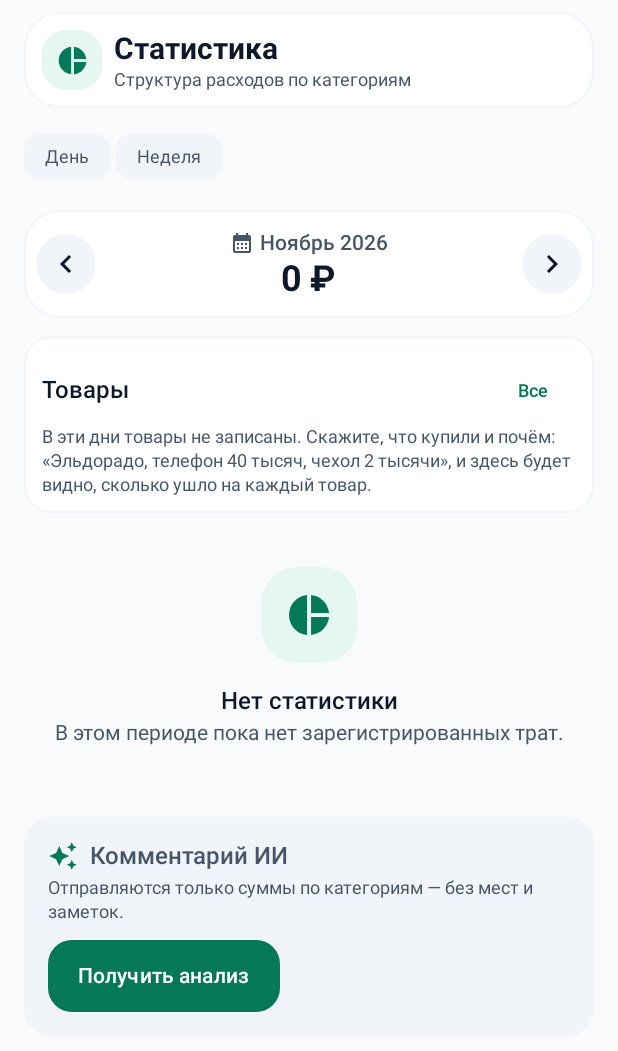
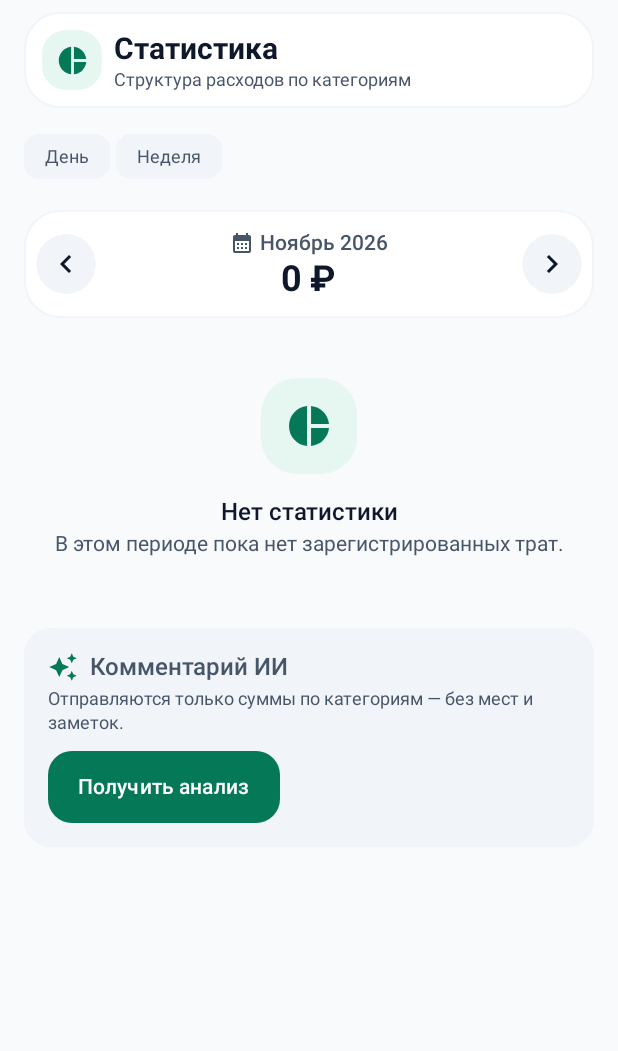
Before and after one commit to Benbok/traty, an Android app built with Jetpack Compose: the composable StatsScreen shown on its own in the app's theme, on a phone screen of 412 x 824 dp. Shown: the top 1051 px of the screen. Run offline under Robolectric (Android 15) with nearby library versions, the phone set to English and light mode, and no system bars; our stand-ins replace Room's generated code; libraries missing offline, so code that uses them is left out: androidx.glance, androidx.glance.appwidget; 15 statements that could not run were skipped.

Commit message:
Статистика: убрана карточка товаров и лишний переход, исправлены ключи истории

```diff
--- a/app/src/main/java/ru/my/traty/ui/TratyRoot.kt
+++ b/app/src/main/java/ru/my/traty/ui/TratyRoot.kt
@@ -61,9 +61,7 @@ import ru.my.traty.ui.settings.AiSettingsScreen
 import ru.my.traty.ui.settings.RulesScreen
 import ru.my.traty.ui.settings.SettingsScreen
 import ru.my.traty.ui.stats.StatsScreen
-import ru.my.traty.ui.items.ItemsScreen
 import ru.my.traty.ui.receipt.ReceiptOverlay
-import java.time.LocalDate
 
 /**
  * Корневой контейнер приложения Traty с нижней навигацией: Траты, Графики, Статистика, ИИ, Настройки.
@@ -86,8 +84,6 @@ fun TratyRoot(vm: MainViewModel = viewModel()) {
     var showWeekly by rememberSaveable { mutableStateOf(false) }
     var showAiSettings by rememberSaveable { mutableStateOf(false) }
     var showFeedback by rememberSaveable { mutableStateOf(false) }
-    // Даты экрана «Товары» (из «Статистики»); null — экран закрыт
-    var itemsWindow by rememberSaveable { mutableStateOf<Pair<LocalDate, LocalDate>?>(null) }
     // null - экран сверки закрыт
     var reconcileMode by rememberSaveable { mutableStateOf<ReconcileMode?>(null) }
     val snackbar = remember { SnackbarHostState() }
@@ -198,7 +194,6 @@ fun TratyRoot(vm: MainViewModel = viewModel()) {
                         onOpenBudget = { showBudget = true },
                         onOpenDebts = { showDebtsList = true },
                         onOpenDebt = { selectedDebtId = it },
-                        onOpenItems = { from, to -> itemsWindow = from to to },
                     )
                     TratyNavTab.ASSISTANT -> AssistantScreen(
                         onOpenBudget = { showBudget = true },
@@ -264,12 +259,6 @@ fun TratyRoot(vm: MainViewModel = viewModel()) {
         if (showAiSettings) {
             Surface(Modifier.fillMaxSize(), color = TratyTheme.colors.background) {
                 AiSettingsScreen(vm = vm, onBack = { showAiSettings = false })
-            }
-        }
-
-        itemsWindow?.let { (from, to) ->
-            Surface(Modifier.fillMaxSize(), color = TratyTheme.colors.background) {
-                ItemsScreen(from = from, to = to, onBack = { itemsWindow = null })
             }
         }
 
--- a/app/src/main/java/ru/my/traty/ui/items/ItemHistorySheet.kt
+++ b/app/src/main/java/ru/my/traty/ui/items/ItemHistorySheet.kt
@@ -46,7 +46,8 @@ internal fun ItemHistorySheet(product: ProductTotal, history: List<ItemSale>, on
             contentPadding = PaddingValues(TratyTheme.spacing.lg),
             verticalArrangement = Arrangement.spacedBy(TratyTheme.spacing.sm),
         ) {
-            items(history, key = { "${it.expenseId}-${it.name}-${it.priceKopecks}" }) { sale -> HistoryRow(sale) }
+            // Одинаковые позиции одного чека — отдельные строки. Их имена и цены не являются уникальным ключом.
+            items(history) { sale -> HistoryRow(sale) }
         }
     }
 }
--- a/app/src/main/java/ru/my/traty/ui/stats/ItemsOverviewCard.kt
+++ /dev/null
@@ -1,72 +0,0 @@
-package ru.my.traty.ui.stats
-
-import androidx.compose.foundation.layout.Column
-import androidx.compose.foundation.layout.Row
-import androidx.compose.foundation.layout.fillMaxWidth
-import androidx.compose.foundation.layout.padding
-import androidx.compose.foundation.lazy.LazyListScope
-import androidx.compose.material3.Text
-import androidx.compose.runtime.Composable
-import androidx.compose.runtime.LaunchedEffect
-import androidx.compose.runtime.getValue
-import androidx.compose.ui.Alignment
-import androidx.compose.ui.Modifier
-import androidx.compose.ui.text.font.FontWeight
-import androidx.lifecycle.compose.collectAsStateWithLifecycle
-import ru.my.traty.ui.designsystem.components.TratyCard
-import ru.my.traty.ui.designsystem.components.TratyTextButton
-import ru.my.traty.ui.designsystem.theme.TratyTheme
-import ru.my.traty.ui.formatRub
-import ru.my.traty.ui.items.ItemsState
-import ru.my.traty.ui.items.ItemsViewModel
-import ru.my.traty.ui.items.ProductRow
-import java.time.LocalDate
-
-private const val TOP_PRODUCTS = 3
-
-/** Карточка «Товары» в «Статистике»: на что ушло больше всего за те же даты, что и вся статистика. */
-internal fun LazyListScope.itemsOverviewItem(vm: ItemsViewModel, from: LocalDate, to: LocalDate, onOpen: () -> Unit) {
-    item(key = "items", contentType = "items") {
-        LaunchedEffect(from, to) { vm.setWindow(from, to) }
-        val state by vm.state.collectAsStateWithLifecycle()
-        ItemsOverviewCard(state, onOpen)
-    }
-}
-
-@Composable
-private fun ItemsOverviewCard(state: ItemsState, onOpen: () -> Unit) {
-    TratyCard(
-        modifier = Modifier
-            .fillMaxWidth()
-            .padding(horizontal = TratyTheme.spacing.lg, vertical = TratyTheme.spacing.xs),
-        onClick = onOpen,
-    ) {
-        Column(Modifier.padding(vertical = TratyTheme.spacing.md)) {
-            Row(Modifier.fillMaxWidth().padding(horizontal = TratyTheme.spacing.md), verticalAlignment = Alignment.CenterVertically) {
-                Column(Modifier.weight(1f)) {
-                    Text("Товары", style = TratyTheme.typography.titleMedium, fontWeight = FontWeight.SemiBold)
-                    if (state.products.isNotEmpty()) {
-                        Text(
-                            "${state.products.size} ${productsWord(state.products.size)} на ${formatRub(state.products.sumOf { it.totalKopecks })}",
-                            style = TratyTheme.typography.bodySmall,
-                            color = TratyTheme.colors.onSurfaceVariant,
-                        )
-                    }
-                }
-                TratyTextButton(onClick = onOpen) { Text("Все", style = TratyTheme.typography.labelMedium) }
-            }
-            if (state.products.isEmpty()) {
-                Text(
-                    "В эти дни товары не записаны. Скажите, что купили и почём: «Эльдорадо, телефон 40 тысяч, чехол 2 тысячи», " +
-                        "и здесь будет видно, сколько ушло на каждый товар.",
-                    style = TratyTheme.typography.bodySmall,
-                    color = TratyTheme.colors.onSurfaceVariant,
-                    modifier = Modifier.padding(horizontal = TratyTheme.spacing.md),
-                )
-                return@Column
-            }
-            val max = state.products.first().totalKopecks
-            state.products.take(TOP_PRODUCTS).forEach { p -> ProductRow(p, max, showPlaces = true, onClick = onOpen) }
-        }
-    }
-}
--- a/app/src/main/java/ru/my/traty/ui/stats/StatsScreen.kt
+++ b/app/src/main/java/ru/my/traty/ui/stats/StatsScreen.kt
@@ -82,7 +82,6 @@ import ru.my.traty.ui.formatDate
 import ru.my.traty.ui.formatPeriod
 import ru.my.traty.ui.formatDateSpan
 import ru.my.traty.ui.formatRub
-import ru.my.traty.ui.items.ItemsViewModel
 import ru.my.traty.ui.formatRubSigned
 import ru.my.traty.ui.formatDateWithWeekday
 import ru.my.traty.ui.formatTime
@@ -103,11 +102,9 @@ fun StatsScreen(
     vm: MainViewModel,
     rangeVm: StatsRangeViewModel = viewModel(),
     debtsVm: StatsDebtsViewModel = viewModel(),
-    itemsVm: ItemsViewModel = viewModel(key = "stats-items"),
     onOpenBudget: () -> Unit = {},
     onOpenDebts: () -> Unit = {},
     onOpenDebt: (Long) -> Unit = {},
-    onOpenItems: (LocalDate, LocalDate) -> Unit = { _, _ -> },
 ) {
     val period by vm.period.collectAsStateWithLifecycle()
     val settings by vm.settings.collectAsStateWithLifecycle()
@@ -267,7 +264,6 @@ fun StatsScreen(
 
         // Долги по рассрочкам и кредитам считаются на сегодня и не зависят от режима
         debtsOverviewItem(debtsVm, onOpenDebts, onOpenDebt)
-        itemsOverviewItem(itemsVm, heatStart, heatEnd) { onOpenItems(heatStart, heatEnd) }
 
         if (!custom && cumulative.first.points.isNotEmpty() && cumulative.second.last > 0) {
             item(key = "cumulative", contentType = "cumulative") { CumulativeCard(current = cumulative.first, previous = cumulative.second) }
```
